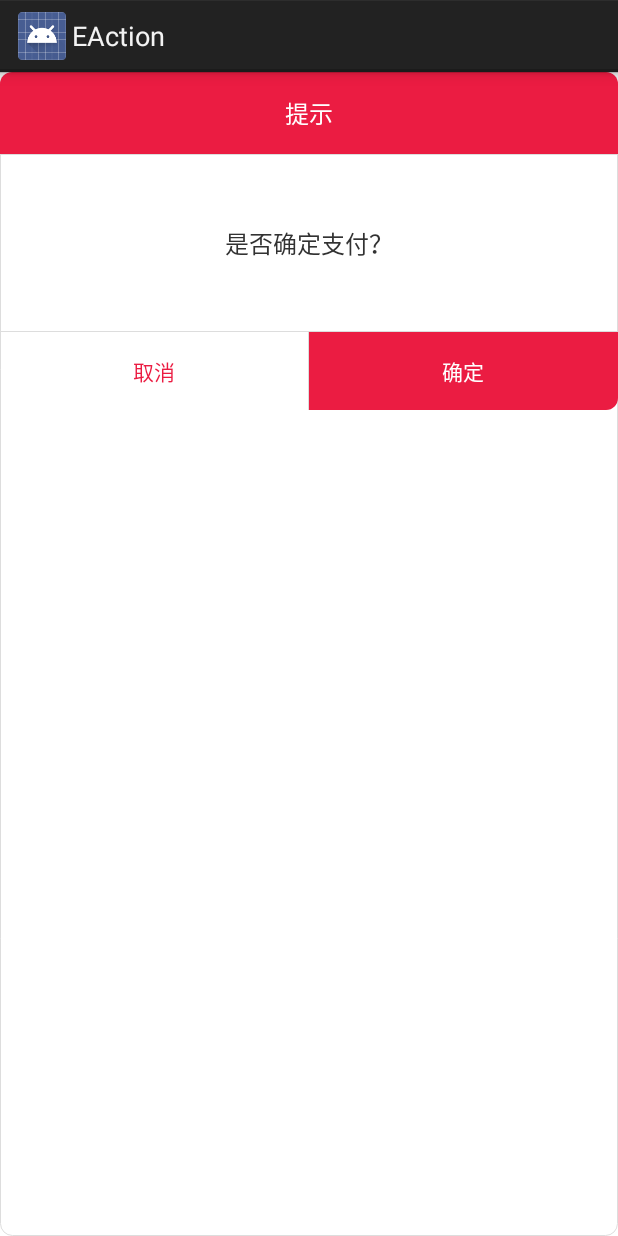
After one commit to rjpacket/EAction, an Android app: the layout dialog_common_dialog_layout.xml on its own in the app's theme, with its tools: preview values and no code run, on a phone screen of 412 x 824 dp. The commit adds this screen. Run offline under Robolectric (Android 15) with nearby library versions, the phone set to English and light mode, and no system bars.

Commit message:
3.构建者模式封装提示弹框

```diff
--- /dev/null
+++ b/app/src/main/res/drawable/selector_main_main_rb8dp.xml
@@ -0,0 +1,23 @@
+<?xml version="1.0" encoding="utf-8"?>
+<selector xmlns:android="http://schemas.android.com/apk/res/android">
+    <item android:state_pressed="true">
+        <shape>
+            <solid android:color="@color/main_color_press" />
+            <corners android:bottomRightRadius="8dp" />
+        </shape>
+    </item>
+
+    <item android:state_pressed="false">
+        <shape>
+            <solid android:color="@color/main_color" />
+            <corners android:bottomRightRadius="8dp" />
+        </shape>
+    </item>
+
+    <item>
+        <shape>
+            <solid android:color="@color/main_color" />
+            <corners android:bottomRightRadius="8dp" />
+        </shape>
+    </item>
+</selector>
--- /dev/null
+++ b/app/src/main/res/drawable/shape_main_main_tltr8dp.xml
@@ -0,0 +1,6 @@
+<?xml version="1.0" encoding="utf-8"?>
+<shape xmlns:android="http://schemas.android.com/apk/res/android">
+    <solid android:color="@color/main_color" />
+    <corners android:topLeftRadius="8dp"
+             android:topRightRadius="8dp" />
+</shape>
--- /dev/null
+++ b/app/src/main/res/drawable/shape_white_line_8dp.xml
@@ -0,0 +1,7 @@
+<?xml version="1.0" encoding="utf-8"?>
+<shape xmlns:android="http://schemas.android.com/apk/res/android">
+    <solid android:color="@color/white" />
+    <stroke android:color="@color/line"
+            android:width="1px" />
+    <corners android:radius="8dp" />
+</shape>
--- a/app/src/main/res/layout/activity_main.xml
+++ b/app/src/main/res/layout/activity_main.xml
@@ -9,6 +9,7 @@
     >
 
     <TextView
+        android:id="@+id/tv_hello"
         android:layout_width="wrap_content"
         android:layout_height="wrap_content"
         android:text="Hello World!"
--- /dev/null
+++ b/app/src/main/res/layout/dialog_common_dialog_layout.xml
@@ -0,0 +1,81 @@
+<?xml version="1.0" encoding="utf-8"?>
+<LinearLayout
+    xmlns:android="http://schemas.android.com/apk/res/android"
+    android:layout_width="match_parent"
+    android:orientation="vertical"
+    android:background="@drawable/shape_white_line_8dp"
+    android:layout_height="match_parent">
+    <TextView
+        android:id="@+id/tv_title"
+        android:layout_width="match_parent"
+        android:layout_height="wrap_content"
+        android:text="提示"
+        android:gravity="center"
+        android:paddingTop="15dp"
+        android:paddingBottom="15dp"
+        android:textSize="16dp"
+        android:background="@drawable/shape_main_main_tltr8dp"
+        android:textColor="@color/white"
+        />
+
+    <View
+        android:layout_width="match_parent"
+        android:layout_height="1px"
+        android:background="@color/line"
+        />
+
+    <TextView
+        android:id="@+id/tv_notice"
+        android:layout_width="match_parent"
+        android:layout_height="wrap_content"
+        android:text="是否确定支付？"
+        android:lines="6"
+        android:gravity="center"
+        android:textSize="16dp"
+        />
+
+    <View
+        android:layout_width="match_parent"
+        android:layout_height="1px"
+        android:background="@color/line"
+        />
+
+    <LinearLayout
+        android:layout_width="match_parent"
+        android:layout_height="wrap_content"
+        android:orientation="horizontal"
+        >
+        <TextView
+            android:id="@+id/tv_cancel"
+            android:layout_width="0dp"
+            android:layout_weight="1"
+            android:layout_height="wrap_content"
+            android:text="取消"
+            android:textSize="14dp"
+            android:paddingTop="15dp"
+            android:paddingBottom="15dp"
+            android:gravity="center"
+            android:textColor="@color/main_color"
+            />
+
+        <View
+            android:layout_width="1px"
+            android:layout_height="match_parent"
+            android:background="@color/line"
+            />
+
+        <TextView
+            android:id="@+id/tv_confirm"
+            android:layout_width="0dp"
+            android:layout_weight="1"
+            android:layout_height="wrap_content"
+            android:text="确定"
+            android:textSize="14dp"
+            android:paddingTop="15dp"
+            android:paddingBottom="15dp"
+            android:gravity="center"
+            android:background="@drawable/selector_main_main_rb8dp"
+            android:textColor="@color/white"
+            />
+    </LinearLayout>
+</LinearLayout>
--- a/app/src/main/res/values/colors.xml
+++ b/app/src/main/res/values/colors.xml
@@ -3,4 +3,9 @@
     <color name="colorPrimary">#3F51B5</color>
     <color name="colorPrimaryDark">#303F9F</color>
     <color name="colorAccent">#FF4081</color>
+
+    <color name="main_color">#ffeb1c42</color>
+    <color name="main_color_press">#ea3d5c</color>
+    <color name="white">#ffffffff</color>
+    <color name="line">#ffdddddd</color>
 </resources>
--- a/app/src/main/res/values/styles.xml
+++ b/app/src/main/res/values/styles.xml
@@ -11,5 +11,11 @@
         <item name="android:windowBackground">@android:color/transparent</item>
         <item name="android:windowIsFloating">true</item>
         <item name="android:windowContentOverlay">@null</item>
+        <item name="android:backgroundDimEnabled">true</item>
+    </style>
+
+    <style name="dialog_default_anim" parent="@android:style/Animation.Dialog">
+        <item name="android:windowEnterAnimation">@anim/dialog_default_in</item>
+        <item name="android:windowExitAnimation">@anim/dialog_default_out</item>
     </style>
 </resources>
```
Also changed, not shown: app/src/main/java/com/rjp/eaction/MainActivity.java (+40 -19 lines), app/src/main/java/com/rjp/eaction/dialog/DialogUtils.java (added, +173 -0 lines), app/src/main/java/com/rjp/eaction/network/NetUtils.java (+22 -16 lines), app/src/main/res/anim/dialog_default_in.xml (added, +26 -0 lines), app/src/main/res/anim/dialog_default_out.xml (added, +26 -0 lines), 1 other file.
